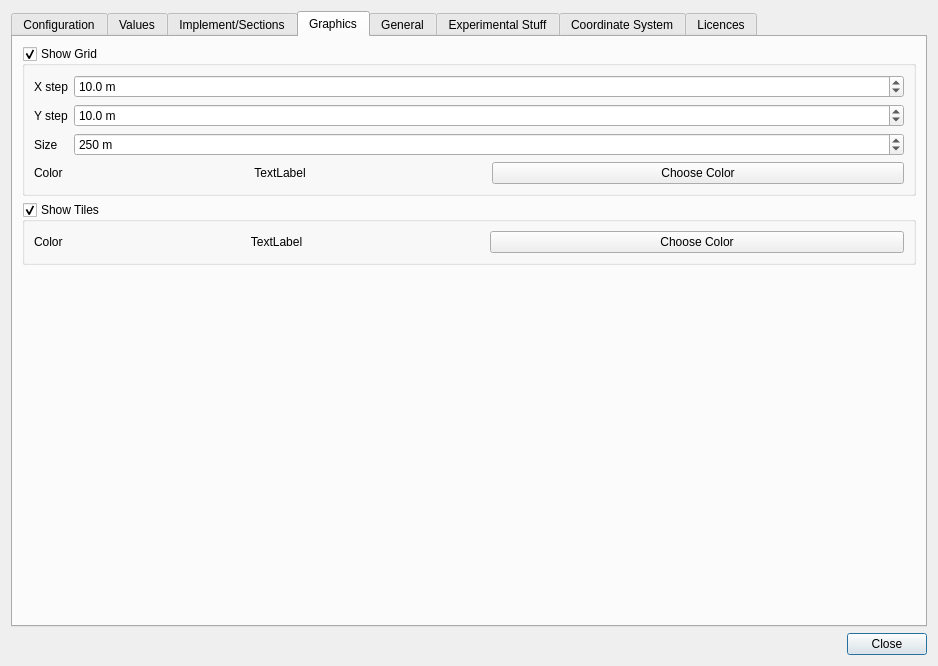
Before: the Qt Designer form src/gui/SettingsDialog.ui in eringerli/QtOpenGuidance, drawn with Qt 5.
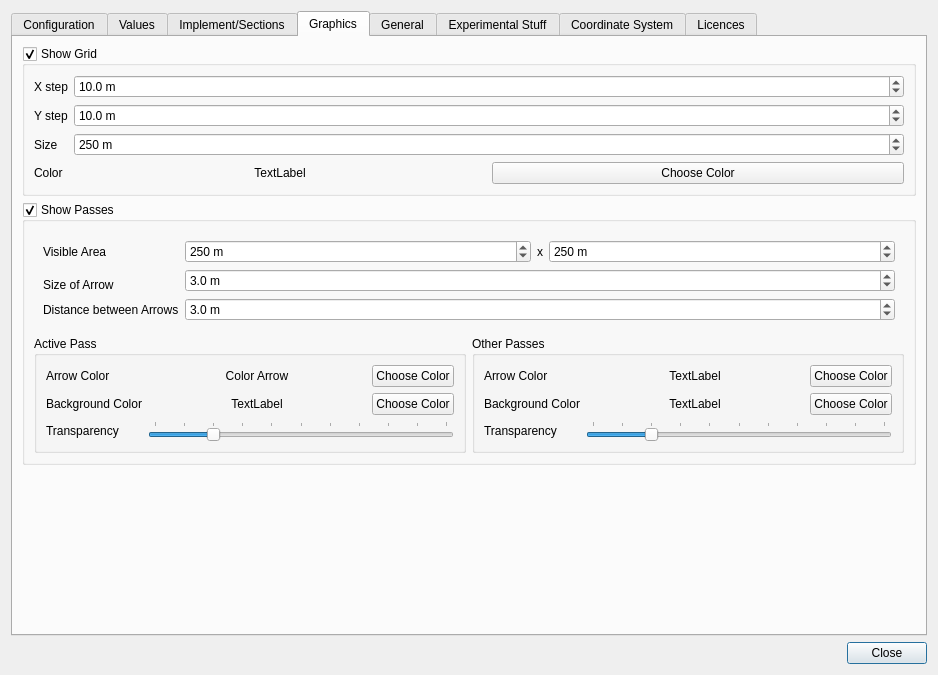
After: the same form once the commit is applied. The open tabs and pages were chosen to show the change. Icons and pictures are not drawn. Custom widgets are drawn as their Qt base class.

Commit message: add a marker for the current pass (the area the implements should work on)

Patch:
```diff
--- a/src/gui/SettingsDialog.ui
+++ b/src/gui/SettingsDialog.ui
@@ -7,7 +7,7 @@
     <x>0</x>
     <y>0</y>
     <width>938</width>
-    <height>666</height>
+    <height>675</height>
    </rect>
   </property>
   <property name="windowTitle">
@@ -599,7 +599,7 @@
         <attribute name="title">
          <string>Graphics</string>
         </attribute>
-        <layout class="QVBoxLayout" name="verticalLayout_9">
+        <layout class="QVBoxLayout" name="verticalLayout_6">
          <item>
           <widget class="QGroupBox" name="gbGrid">
            <property name="focusPolicy">
@@ -778,63 +778,444 @@
           </widget>
          </item>
          <item>
-          <widget class="QGroupBox" name="gbShowTiles">
+          <widget class="QGroupBox" name="gbPass">
            <property name="focusPolicy">
             <enum>Qt::NoFocus</enum>
            </property>
            <property name="title">
-            <string>Show Tiles</string>
+            <string>Show Passes</string>
+           </property>
+           <property name="flat">
+            <bool>false</bool>
            </property>
            <property name="checkable">
             <bool>true</bool>
            </property>
-           <property name="checked">
-            <bool>true</bool>
-           </property>
-           <layout class="QGridLayout" name="gridLayout_10">
-            <item row="0" column="0">
-             <widget class="QLabel" name="label_6">
-              <property name="focusPolicy">
-               <enum>Qt::NoFocus</enum>
+           <layout class="QGridLayout" name="gridLayout_14">
+            <item row="0" column="0" colspan="2">
+             <widget class="QFrame" name="frame">
+              <property name="frameShape">
+               <enum>QFrame::NoFrame</enum>
               </property>
-              <property name="text">
-               <string>Color</string>
+              <property name="frameShadow">
+               <enum>QFrame::Sunken</enum>
               </property>
+              <property name="lineWidth">
+               <number>0</number>
+              </property>
+              <layout class="QGridLayout" name="gridLayout_12">
+               <item row="3" column="0">
+                <widget class="QLabel" name="label_18">
+                 <property name="text">
+                  <string>Distance between Arrows</string>
+                 </property>
+                </widget>
+               </item>
+               <item row="0" column="1">
+                <widget class="QDoubleSpinBox" name="dsbPassAreaX">
+                 <property name="sizePolicy">
+                  <sizepolicy hsizetype="Expanding" vsizetype="Fixed">
+                   <horstretch>0</horstretch>
+                   <verstretch>0</verstretch>
+                  </sizepolicy>
+                 </property>
+                 <property name="focusPolicy">
+                  <enum>Qt::NoFocus</enum>
+                 </property>
+                 <property name="suffix">
+                  <string notr="true"> m</string>
+                 </property>
+                 <property name="decimals">
+                  <number>0</number>
+                 </property>
+                 <property name="minimum">
+                  <double>50.000000000000000</double>
+                 </property>
+                 <property name="maximum">
+                  <double>1000.000000000000000</double>
+                 </property>
+                 <property name="singleStep">
+                  <double>10.000000000000000</double>
+                 </property>
+                 <property name="value">
+                  <double>250.000000000000000</double>
+                 </property>
+                </widget>
+               </item>
+               <item row="0" column="0">
+                <widget class="QLabel" name="label_12">
+                 <property name="focusPolicy">
+                  <enum>Qt::NoFocus</enum>
+                 </property>
+                 <property name="text">
+                  <string>Visible Area</string>
+                 </property>
+                </widget>
+               </item>
+               <item row="0" column="3">
+                <widget class="QDoubleSpinBox" name="dsbPassAreaY">
+                 <property name="sizePolicy">
+                  <sizepolicy hsizetype="Expanding" vsizetype="Fixed">
+                   <horstretch>0</horstretch>
+                   <verstretch>0</verstretch>
+                  </sizepolicy>
+                 </property>
+                 <property name="focusPolicy">
+                  <enum>Qt::NoFocus</enum>
+                 </property>
+                 <property name="suffix">
+                  <string notr="true"> m</string>
+                 </property>
+                 <property name="decimals">
+                  <number>0</number>
+                 </property>
+                 <property name="minimum">
+                  <double>50.000000000000000</double>
+                 </property>
+                 <property name="maximum">
+                  <double>1000.000000000000000</double>
+                 </property>
+                 <property name="singleStep">
+                  <double>10.000000000000000</double>
+                 </property>
+                 <property name="value">
+                  <double>250.000000000000000</double>
+                 </property>
+                </widget>
+               </item>
+               <item row="2" column="0">
+                <widget class="QLabel" name="label_10">
+                 <property name="text">
+                  <string>Size of Arrow</string>
+                 </property>
+                </widget>
+               </item>
+               <item row="0" column="2">
+                <widget class="QLabel" name="label_9">
+                 <property name="text">
+                  <string>x</string>
+                 </property>
+                </widget>
+               </item>
+               <item row="1" column="1" rowspan="2" colspan="3">
+                <widget class="QDoubleSpinBox" name="dsbPassSizeOfArrow">
+                 <property name="sizePolicy">
+                  <sizepolicy hsizetype="Expanding" vsizetype="Fixed">
+                   <horstretch>0</horstretch>
+                   <verstretch>0</verstretch>
+                  </sizepolicy>
+                 </property>
+                 <property name="focusPolicy">
+                  <enum>Qt::NoFocus</enum>
+                 </property>
+                 <property name="suffix">
+                  <string notr="true"> m</string>
+                 </property>
+                 <property name="decimals">
+                  <number>1</number>
+                 </property>
+                 <property name="minimum">
+                  <double>1.000000000000000</double>
+                 </property>
+                 <property name="maximum">
+                  <double>10.000000000000000</double>
+                 </property>
+                 <property name="singleStep">
+                  <double>0.100000000000000</double>
+                 </property>
+                 <property name="value">
+                  <double>3.000000000000000</double>
+                 </property>
+                </widget>
+               </item>
+               <item row="3" column="1" colspan="3">
+                <widget class="QDoubleSpinBox" name="dsbPassDistanceBetweenArrows">
+                 <property name="sizePolicy">
+                  <sizepolicy hsizetype="Expanding" vsizetype="Fixed">
+                   <horstretch>0</horstretch>
+                   <verstretch>0</verstretch>
+                  </sizepolicy>
+                 </property>
+                 <property name="focusPolicy">
+                  <enum>Qt::NoFocus</enum>
+                 </property>
+                 <property name="suffix">
+                  <string notr="true"> m</string>
+                 </property>
+                 <property name="decimals">
+                  <number>1</number>
+                 </property>
+                 <property name="minimum">
+                  <double>1.000000000000000</double>
+                 </property>
+                 <property name="maximum">
+                  <double>50.000000000000000</double>
+                 </property>
+                 <property name="singleStep">
+                  <double>0.100000000000000</double>
+                 </property>
+                 <property name="value">
+                  <double>3.000000000000000</double>
+                 </property>
+                </widget>
+               </item>
+              </layout>
              </widget>
             </item>
-            <item row="0" column="1">
-             <widget class="QLabel" name="lbTileColor">
-              <property name="sizePolicy">
-               <sizepolicy hsizetype="Expanding" vsizetype="Preferred">
-                <horstretch>0</horstretch>
-                <verstretch>0</verstretch>
-               </sizepolicy>
+            <item row="1" column="0">
+             <widget class="QGroupBox" name="groupBox_2">
+              <property name="title">
+               <string>Active Pass</string>
               </property>
-              <property name="focusPolicy">
-               <enum>Qt::NoFocus</enum>
-              </property>
-              <property name="text">
-               <string>TextLabel</string>
-              </property>
-              <property name="alignment">
-               <set>Qt::AlignCenter</set>
-              </property>
+              <layout class="QGridLayout" name="gridLayout_11">
+               <item row="0" column="0">
+                <widget class="QLabel" name="label_15">
+                 <property name="focusPolicy">
+                  <enum>Qt::NoFocus</enum>
+                 </property>
+                 <property name="text">
+                  <string>Arrow Color</string>
+                 </property>
+                </widget>
+               </item>
+               <item row="0" column="1">
+                <widget class="QLabel" name="lbPassColorActiveArrow">
+                 <property name="sizePolicy">
+                  <sizepolicy hsizetype="Expanding" vsizetype="Preferred">
+                   <horstretch>0</horstretch>
+                   <verstretch>0</verstretch>
+                  </sizepolicy>
+                 </property>
+                 <property name="focusPolicy">
+                  <enum>Qt::NoFocus</enum>
+                 </property>
+                 <property name="text">
+                  <string>Color Arrow</string>
+                 </property>
+                 <property name="alignment">
+                  <set>Qt::AlignCenter</set>
+                 </property>
+                </widget>
+               </item>
+               <item row="0" column="2">
+                <widget class="QPushButton" name="pbPassColorActiveArrow">
+                 <property name="sizePolicy">
+                  <sizepolicy hsizetype="Minimum" vsizetype="Preferred">
+                   <horstretch>0</horstretch>
+                   <verstretch>0</verstretch>
+                  </sizepolicy>
+                 </property>
+                 <property name="focusPolicy">
+                  <enum>Qt::NoFocus</enum>
+                 </property>
+                 <property name="text">
+                  <string>Choose Color</string>
+                 </property>
+                </widget>
+               </item>
+               <item row="1" column="0">
+                <widget class="QLabel" name="label_11">
+                 <property name="focusPolicy">
+                  <enum>Qt::NoFocus</enum>
+                 </property>
+                 <property name="text">
+                  <string>Background Color</string>
+                 </property>
+                </widget>
+               </item>
+               <item row="1" column="1">
+                <widget class="QLabel" name="lbPassColorActiveBackground">
+                 <property name="sizePolicy">
+                  <sizepolicy hsizetype="Expanding" vsizetype="Preferred">
+                   <horstretch>0</horstretch>
+                   <verstretch>0</verstretch>
+                  </sizepolicy>
+                 </property>
+                 <property name="focusPolicy">
+                  <enum>Qt::NoFocus</enum>
+                 </property>
+                 <property name="text">
+                  <string>TextLabel</string>
+                 </property>
+                 <property name="alignment">
+                  <set>Qt::AlignCenter</set>
+                 </property>
+                </widget>
+               </item>
+               <item row="1" column="2">
+                <widget class="QPushButton" name="pbPassColorActiveBackground">
+                 <property name="sizePolicy">
+                  <sizepolicy hsizetype="Minimum" vsizetype="Preferred">
+                   <horstretch>0</horstretch>
+                   <verstretch>0</verstretch>
+                  </sizepolicy>
+                 </property>
+                 <property name="focusPolicy">
+                  <enum>Qt::NoFocus</enum>
+                 </property>
+                 <property name="text">
+                  <string>Choose Color</string>
+                 </property>
+                </widget>
+               </item>
+               <item row="2" column="0">
+                <widget class="QLabel" name="label_17">
+                 <property name="focusPolicy">
+                  <enum>Qt::NoFocus</enum>
+                 </property>
+                 <property name="text">
+                  <string>Transparency</string>
+                 </property>
+                </widget>
+               </item>
+               <item row="2" column="1" colspan="2">
+                <widget class="QSlider" name="slPassActiveTransparency">
+                 <property name="maximum">
+                  <number>100</number>
+                 </property>
+                 <property name="value">
+                  <number>20</number>
+                 </property>
+                 <property name="orientation">
+                  <enum>Qt::Horizontal</enum>
+                 </property>
+                 <property name="tickPosition">
+                  <enum>QSlider::TicksAbove</enum>
+                 </property>
+                 <property name="tickInterval">
+                  <number>10</number>
+                 </property>
+                </widget>
+               </item>
+              </layout>
              </widget>
             </item>
-            <item row="0" column="2">
-             <widget class="QPushButton" name="pbTileColor">
-              <property name="sizePolicy">
-               <sizepolicy hsizetype="Expanding" vsizetype="Fixed">
-                <horstretch>0</horstretch>
-                <verstretch>0</verstretch>
-               </sizepolicy>
+            <item row="1" column="1">
+             <widget class="QGroupBox" name="groupBox_3">
+              <property name="title">
+               <string>Other Passes</string>
               </property>
-              <property name="focusPolicy">
-               <enum>Qt::NoFocus</enum>
-              </property>
-              <property name="text">
-               <string>Choose Color</string>
-              </property>
+              <layout class="QGridLayout" name="gridLayout_13">
+               <item row="0" column="0">
+                <widget class="QLabel" name="label_14">
+                 <property name="focusPolicy">
+                  <enum>Qt::NoFocus</enum>
+                 </property>
+                 <property name="text">
+                  <string>Arrow Color</string>
+                 </property>
+                </widget>
+               </item>
+               <item row="0" column="1">
+                <widget class="QLabel" name="lbPassColorOtherArrow">
+                 <property name="sizePolicy">
+                  <sizepolicy hsizetype="Expanding" vsizetype="Preferred">
+                   <horstretch>0</horstretch>
+                   <verstretch>0</verstretch>
+                  </sizepolicy>
+                 </property>
+                 <property name="focusPolicy">
+                  <enum>Qt::NoFocus</enum>
+                 </property>
+                 <property name="text">
+                  <string>TextLabel</string>
+                 </property>
+                 <property name="alignment">
+                  <set>Qt::AlignCenter</set>
+                 </property>
+                </widget>
+               </item>
+               <item row="0" column="2">
+                <widget class="QPushButton" name="pbPassColorOtherArrow">
+                 <property name="sizePolicy">
+                  <sizepolicy hsizetype="Minimum" vsizetype="Preferred">
+                   <horstretch>0</horstretch>
+                   <verstretch>0</verstretch>
+                  </sizepolicy>
+                 </property>
+                 <property name="focusPolicy">
+                  <enum>Qt::NoFocus</enum>
+                 </property>
+                 <property name="text">
+                  <string>Choose Color</string>
+                 </property>
+                </widget>
+               </item>
+               <item row="1" column="0">
+                <widget class="QLabel" name="label_13">
+                 <property name="focusPolicy">
+                  <enum>Qt::NoFocus</enum>
+                 </property>
+                 <property name="text">
+                  <string>Background Color</string>
+                 </property>
+                </widget>
+               </item>
+               <item row="1" column="1">
+                <widget class="QLabel" name="lbPassColorOtherBackground">
+                 <property name="sizePolicy">
+                  <sizepolicy hsizetype="Expanding" vsizetype="Preferred">
+                   <horstretch>0</horstretch>
+                   <verstretch>0</verstretch>
+                  </sizepolicy>
+                 </property>
+                 <property name="focusPolicy">
+                  <enum>Qt::NoFocus</enum>
+                 </property>
+                 <property name="text">
+                  <string>TextLabel</string>
+                 </property>
+                 <property name="alignment">
+                  <set>Qt::AlignCenter</set>
+                 </property>
+                </widget>
+               </item>
+               <item row="1" column="2">
+                <widget class="QPushButton" name="pbPassColorOtherBackground">
+                 <property name="sizePolicy">
+                  <sizepolicy hsizetype="Minimum" vsizetype="Preferred">
+                   <horstretch>0</horstretch>
+                   <verstretch>0</verstretch>
+                  </sizepolicy>
+                 </property>
+                 <property name="focusPolicy">
+                  <enum>Qt::NoFocus</enum>
+                 </property>
+                 <property name="text">
+                  <string>Choose Color</string>
+                 </property>
+                </widget>
+               </item>
+               <item row="2" column="0">
+                <widget class="QLabel" name="label_16">
+                 <property name="focusPolicy">
+                  <enum>Qt::NoFocus</enum>
+                 </property>
+                 <property name="text">
+                  <string>Transparency</string>
+                 </property>
+                </widget>
+               </item>
+               <item row="2" column="1" colspan="2">
+                <widget class="QSlider" name="slPassOtherTransparency">
+                 <property name="maximum">
+                  <number>100</number>
+                 </property>
+                 <property name="value">
+                  <number>20</number>
+                 </property>
+                 <property name="orientation">
+                  <enum>Qt::Horizontal</enum>
+                 </property>
+                 <property name="tickPosition">
+                  <enum>QSlider::TicksAbove</enum>
+                 </property>
+                 <property name="tickInterval">
+                  <number>10</number>
+                 </property>
+                </widget>
+               </item>
+              </layout>
              </widget>
             </item>
            </layout>
@@ -989,7 +1370,84 @@
         <attribute name="title">
          <string>Experimental Stuff</string>
         </attribute>
-        <layout class="QFormLayout" name="formLayout_5"/>
+        <layout class="QVBoxLayout" name="verticalLayout_9">
+         <item>
+          <widget class="QGroupBox" name="gbShowTiles">
+           <property name="focusPolicy">
+            <enum>Qt::NoFocus</enum>
+           </property>
+           <property name="title">
+            <string>Show Tiles</string>
+           </property>
+           <property name="checkable">
+            <bool>true</bool>
+           </property>
+           <property name="checked">
+            <bool>true</bool>
+           </property>
+           <layout class="QGridLayout" name="gridLayout_10">
+            <item row="0" column="0">
+             <widget class="QLabel" name="label_6">
+              <property name="focusPolicy">
+               <enum>Qt::NoFocus</enum>
+              </property>
+              <property name="text">
+               <string>Color</string>
+              </property>
+             </widget>
+            </item>
+            <item row="0" column="1">
+             <widget class="QLabel" name="lbTileColor">
+              <property name="sizePolicy">
+               <sizepolicy hsizetype="Expanding" vsizetype="Preferred">
+                <horstretch>0</horstretch>
+                <verstretch>0</verstretch>
+               </sizepolicy>
+              </property>
+              <property name="focusPolicy">
+               <enum>Qt::NoFocus</enum>
+              </property>
+              <property name="text">
+               <string>TextLabel</string>
+              </property>
+              <property name="alignment">
+               <set>Qt::AlignCenter</set>
+              </property>
+             </widget>
+            </item>
+            <item row="0" column="2">
+             <widget class="QPushButton" name="pbTileColor">
+              <property name="sizePolicy">
+               <sizepolicy hsizetype="Expanding" vsizetype="Fixed">
+                <horstretch>0</horstretch>
+                <verstretch>0</verstretch>
+               </sizepolicy>
+              </property>
+              <property name="focusPolicy">
+               <enum>Qt::NoFocus</enum>
+              </property>
+              <property name="text">
+               <string>Choose Color</string>
+              </property>
+             </widget>
+            </item>
+           </layout>
+          </widget>
+         </item>
+         <item>
+          <spacer name="verticalSpacer_4">
+           <property name="orientation">
+            <enum>Qt::Vertical</enum>
+           </property>
+           <property name="sizeHint" stdset="0">
+            <size>
+             <width>20</width>
+             <height>487</height>
+            </size>
+           </property>
+          </spacer>
+         </item>
+        </layout>
        </widget>
        <widget class="QWidget" name="tabCoordinateSystem">
         <attribute name="title">
```
Left out of the diff: 22 changed lines with no effect on the pictures. The commit also changes 5 other files.
